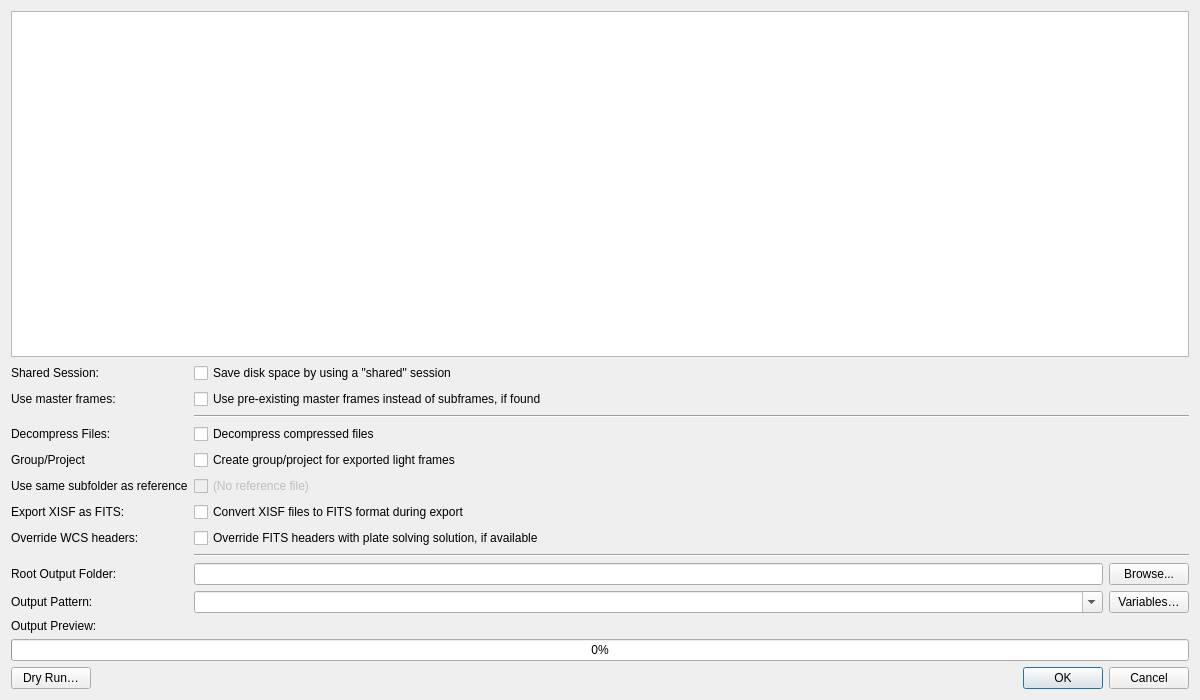
Qt form photonfinder/ui/ExportDialog.ui (bcolyn/PhotonFinder) before a commit.
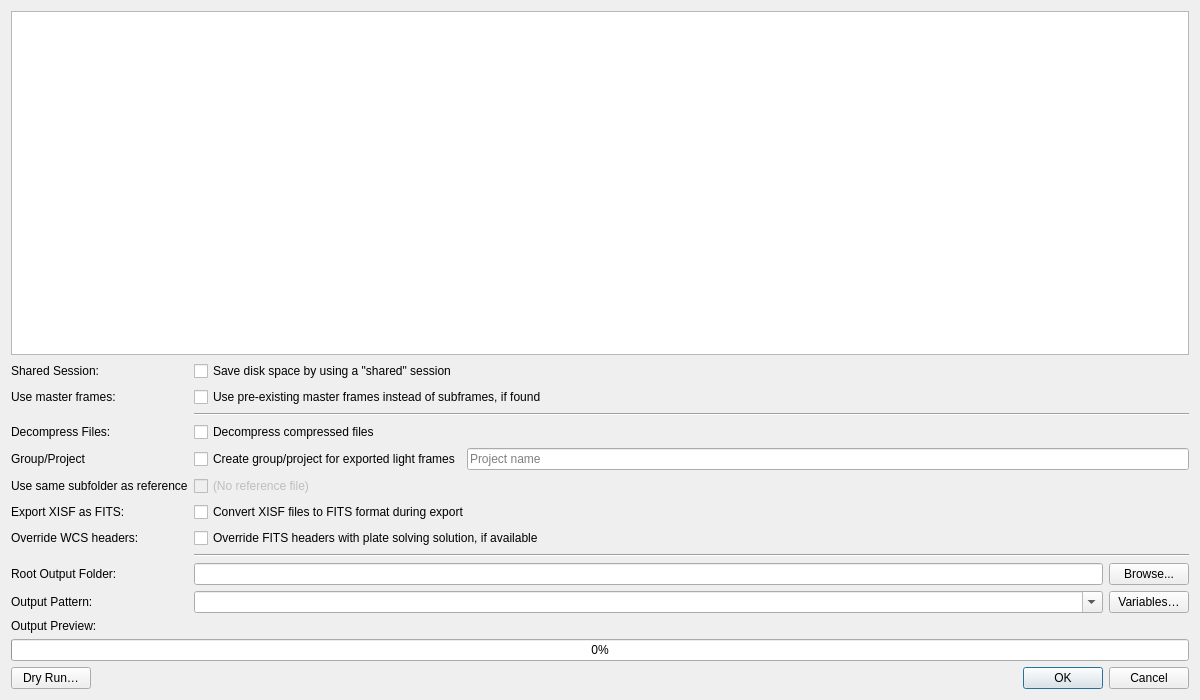
The same form after that commit.

Commit message:
Export dialog: let user name the created project/group
Previously the auto-created export project was named
"Export <output folder> <timestamp>". Now the name field is editable
(pre-filled from the object name and date), and the created project is
broadcast on the signal bus so open views pick it up immediately.

What changed in the file:
```diff
--- a/photonfinder/ui/ExportDialog.ui
+++ b/photonfinder/ui/ExportDialog.ui
@@ -86,11 +86,25 @@
       </widget>
      </item>
      <item row="6" column="1">
+      <layout class="QHBoxLayout" name="groupLayout">
+       <item>
       <widget class="QCheckBox" name="createGroupCheckBox">
        <property name="text">
         <string>Create group/project for exported light frames</string>
        </property>
       </widget>
+       </item>
+       <item>
+        <widget class="QLineEdit" name="projectNameEdit">
+         <property name="visible">
+          <bool>false</bool>
+         </property>
+         <property name="placeholderText">
+          <string>Project name</string>
+         </property>
+        </widget>
+       </item>
+      </layout>
      </item>
      <item row="7" column="0">
       <widget class="QLabel" name="label_7">
```
Lines whose indentation alone changed are shown as unchanged. The commit also changes 1 other file.
